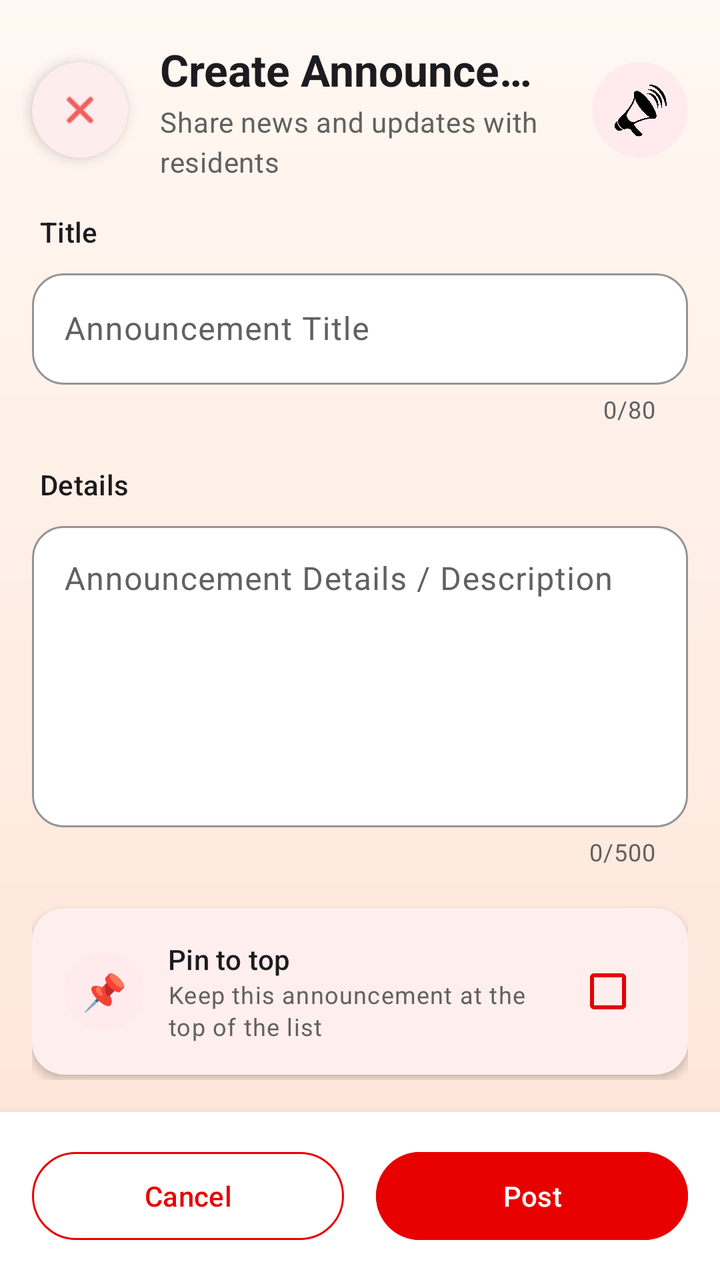
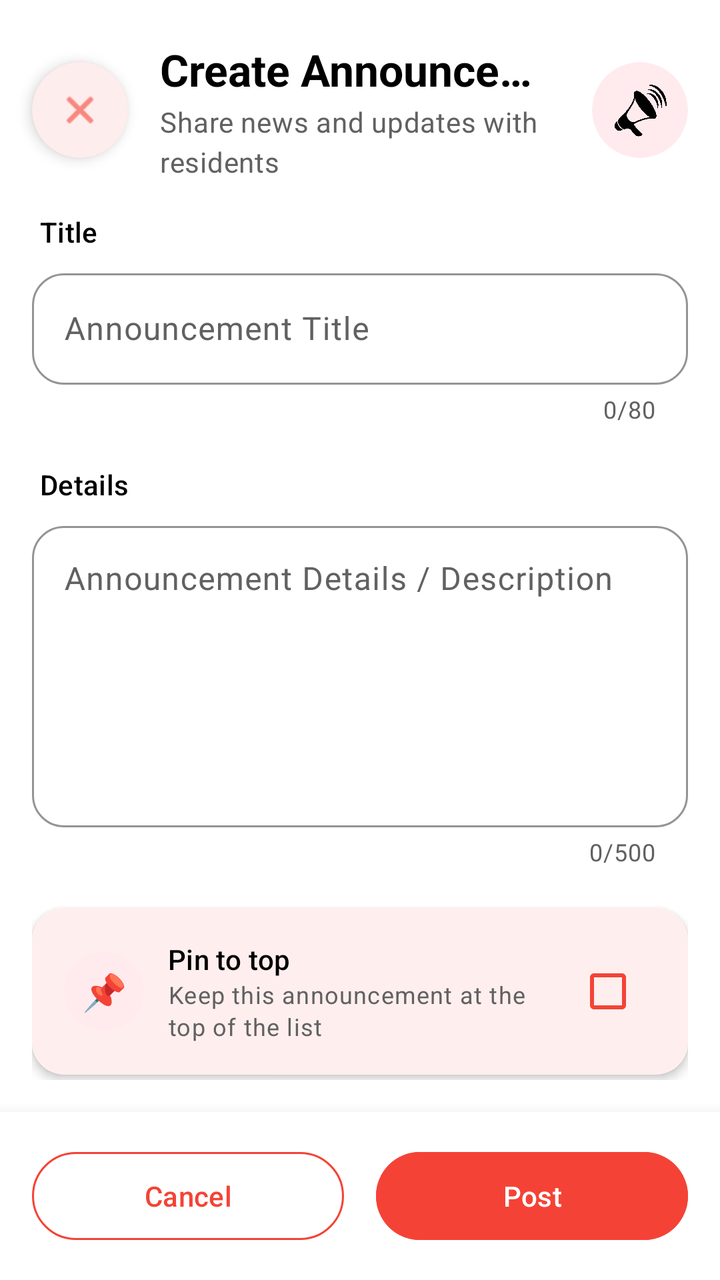

Compare the two renders of this Android layout. The source of the first and the diff that turns it into the second are given below.
<!-- AndroidManifest.xml: application theme Theme.IServeKo -->
<!-- res/layout/dialog_add_announcement.xml -->
<?xml version="1.0" encoding="utf-8"?>
<LinearLayout xmlns:android="http://schemas.android.com/apk/res/android"
    xmlns:app="http://schemas.android.com/apk/res-auto"
    xmlns:tools="http://schemas.android.com/tools"
    android:layout_width="match_parent"
    android:layout_height="match_parent"
    android:background="@drawable/designbrg_v2"
    android:orientation="vertical">

    
    <LinearLayout
        android:layout_width="match_parent"
        android:layout_height="wrap_content"
        android:clipChildren="false"
        android:clipToPadding="false"
        android:gravity="center_vertical"
        android:orientation="horizontal"
        android:paddingStart="16dp"
        android:paddingTop="20dp"
        android:paddingEnd="16dp"
        android:paddingBottom="8dp">

        <com.google.android.material.card.MaterialCardView
            android:layout_width="48dp"
            android:layout_height="48dp"
            android:clickable="true"
            android:focusable="true"
            android:foreground="?attr/selectableItemBackgroundBorderless"
            app:cardBackgroundColor="@color/white"
            app:cardCornerRadius="24dp"
            app:cardElevation="4dp"
            app:strokeWidth="0dp">

            <ImageView
                android:id="@+id/btnClose"
                android:layout_width="22dp"
                android:layout_height="22dp"
                android:layout_gravity="center"
                android:contentDescription="Close"
                android:src="@android:drawable/ic_menu_close_clear_cancel"
                app:tint="#E80000" />
        </com.google.android.material.card.MaterialCardView>

        <LinearLayout
            android:layout_width="0dp"
            android:layout_height="wrap_content"
            android:layout_marginStart="16dp"
            android:layout_marginEnd="12dp"
            android:layout_weight="1"
            android:orientation="vertical">

            <TextView
                android:id="@+id/dialogTitle"
                android:layout_width="match_parent"
                android:layout_height="wrap_content"
                android:ellipsize="end"
                android:maxLines="1"
                android:text="Create Announcement"
                android:textAlignment="viewStart"
                android:textAppearance="@style/TextAppearance.Material3.TitleLarge"
                android:textColor="@color/onSurface"
                android:textStyle="bold" />

            <TextView
                android:layout_width="match_parent"
                android:layout_height="wrap_content"
                android:layout_marginTop="2dp"
                android:text="Share news and updates with residents"
                android:textAlignment="viewStart"
                android:textAppearance="@style/TextAppearance.Material3.BodyMedium"
                android:textColor="@color/onSurfaceVariant" />
        </LinearLayout>

        <com.google.android.material.card.MaterialCardView
            android:layout_width="48dp"
            android:layout_height="48dp"
            app:cardBackgroundColor="#FFEBEE"
            app:cardCornerRadius="24dp"
            app:cardElevation="0dp"
            app:strokeWidth="0dp">

            <ImageView
                android:layout_width="28dp"
                android:layout_height="28dp"
                android:layout_gravity="center"
                android:src="@drawable/announcementlogo"
                tools:ignore="ContentDescription" />
        </com.google.android.material.card.MaterialCardView>
    </LinearLayout>

    
    <ScrollView
        android:layout_width="match_parent"
        android:layout_height="0dp"
        android:layout_weight="1"
        android:clipToPadding="false"
        android:fillViewport="true"
        android:overScrollMode="never"
        android:paddingStart="16dp"
        android:paddingTop="8dp"
        android:paddingEnd="16dp"
        android:paddingBottom="16dp">

        <LinearLayout
            android:layout_width="match_parent"
            android:layout_height="wrap_content"
            android:orientation="vertical">

            
            <TextView
                android:layout_width="wrap_content"
                android:layout_height="wrap_content"
                android:layout_marginStart="4dp"
                android:layout_marginBottom="6dp"
                android:text="Title"
                android:textAppearance="@style/TextAppearance.Material3.LabelLarge"
                android:textColor="@color/onSurface" />

            <com.google.android.material.textfield.TextInputLayout
                style="@style/Widget.Material3.TextInputLayout.OutlinedBox"
                android:layout_width="match_parent"
                android:layout_height="wrap_content"
                android:layout_marginBottom="20dp"
                android:hint="Announcement Title"
                app:boxBackgroundColor="@color/white"
                app:boxCornerRadiusBottomEnd="16dp"
                app:boxCornerRadiusBottomStart="16dp"
                app:boxCornerRadiusTopEnd="16dp"
                app:boxCornerRadiusTopStart="16dp"
                app:boxStrokeColor="#E80000"
                app:counterEnabled="true"
                app:counterMaxLength="80"
                app:hintTextColor="#E80000">

                <com.google.android.material.textfield.TextInputEditText
                    android:id="@+id/inputAnnTitle"
                    android:layout_width="match_parent"
                    android:layout_height="wrap_content"
                    android:inputType="textCapSentences"
                    android:maxLength="80"
                    android:maxLines="2"
                    android:textColor="#000000" />
            </com.google.android.material.textfield.TextInputLayout>

            
            <TextView
                android:layout_width="wrap_content"
                android:layout_height="wrap_content"
                android:layout_marginStart="4dp"
                android:layout_marginBottom="6dp"
                android:text="Details"
                android:textAppearance="@style/TextAppearance.Material3.LabelLarge"
                android:textColor="@color/onSurface" />

            <com.google.android.material.textfield.TextInputLayout
                style="@style/Widget.Material3.TextInputLayout.OutlinedBox"
                android:layout_width="match_parent"
                android:layout_height="wrap_content"
                android:layout_marginBottom="20dp"
                android:hint="Announcement Details / Description"
                app:boxBackgroundColor="@color/white"
                app:boxCornerRadiusBottomEnd="16dp"
                app:boxCornerRadiusBottomStart="16dp"
                app:boxCornerRadiusTopEnd="16dp"
                app:boxCornerRadiusTopStart="16dp"
                app:boxStrokeColor="#E80000"
                app:counterEnabled="true"
                app:counterMaxLength="500"
                app:hintTextColor="#E80000">

                <com.google.android.material.textfield.TextInputEditText
                    android:id="@+id/inputAnnDesc"
                    android:layout_width="match_parent"
                    android:layout_height="wrap_content"
                    android:gravity="top|start"
                    android:inputType="textMultiLine|textCapSentences"
                    android:maxLength="500"
                    android:minLines="6"
                    android:textColor="#000000" />
            </com.google.android.material.textfield.TextInputLayout>

            
            <com.google.android.material.card.MaterialCardView
                android:layout_width="match_parent"
                android:layout_height="wrap_content"
                app:cardBackgroundColor="@color/white"
                app:cardCornerRadius="16dp"
                app:cardElevation="3dp"
                app:strokeWidth="0dp">

                <LinearLayout
                    android:layout_width="match_parent"
                    android:layout_height="wrap_content"
                    android:gravity="center_vertical"
                    android:orientation="horizontal"
                    android:padding="16dp">

                    <com.google.android.material.card.MaterialCardView
                        android:layout_width="40dp"
                        android:layout_height="40dp"
                        app:cardBackgroundColor="#FFEBEE"
                        app:cardCornerRadius="20dp"
                        app:cardElevation="0dp"
                        app:strokeWidth="0dp">

                        <TextView
                            android:layout_width="match_parent"
                            android:layout_height="match_parent"
                            android:gravity="center"
                            android:text="📌"
                            android:textSize="18sp" />
                    </com.google.android.material.card.MaterialCardView>

                    <LinearLayout
                        android:layout_width="0dp"
                        android:layout_height="wrap_content"
                        android:layout_marginStart="12dp"
                        android:layout_marginEnd="8dp"
                        android:layout_weight="1"
                        android:orientation="vertical">

                        <TextView
                            android:layout_width="wrap_content"
                            android:layout_height="wrap_content"
                            android:text="Pin to top"
                            android:textAppearance="@style/TextAppearance.Material3.TitleSmall"
                            android:textColor="@color/onSurface" />

                        <TextView
                            android:layout_width="wrap_content"
                            android:layout_height="wrap_content"
                            android:text="Keep this announcement at the top of the list"
                            android:textAppearance="@style/TextAppearance.Material3.BodySmall"
                            android:textColor="@color/onSurfaceVariant" />
                    </LinearLayout>

                    <CheckBox
                        android:id="@+id/chkPinned"
                        android:layout_width="wrap_content"
                        android:layout_height="wrap_content"
                        android:buttonTint="#E80000"
                        android:minWidth="48dp"
                        android:minHeight="48dp" />
                </LinearLayout>
            </com.google.android.material.card.MaterialCardView>
        </LinearLayout>
    </ScrollView>

    
    <LinearLayout
        android:layout_width="match_parent"
        android:layout_height="wrap_content"
        android:background="@color/white"
        android:elevation="12dp"
        android:orientation="horizontal"
        android:padding="16dp">

        <com.google.android.material.button.MaterialButton
            android:id="@+id/btnCancel"
            style="@style/Widget.Material3.Button.OutlinedButton"
            android:layout_width="0dp"
            android:layout_height="52dp"
            android:layout_marginEnd="8dp"
            android:layout_weight="1"
            android:text="Cancel"
            android:textColor="#E80000"
            app:cornerRadius="26dp"
            app:strokeColor="#E80000" />

        <com.google.android.material.button.MaterialButton
            android:id="@+id/btnPost"
            android:layout_width="0dp"
            android:layout_height="52dp"
            android:layout_marginStart="8dp"
            android:layout_weight="1"
            android:backgroundTint="#E80000"
            android:text="Post"
            android:textColor="@color/white"
            app:cornerRadius="26dp" />
    </LinearLayout>

</LinearLayout>
<!-- resources referenced by this layout -->
<resources>
  <color name="onSurface">#1C1B1F</color>
  <color name="onSurfaceVariant">#616161</color>
  <color name="white">#FFFFFFFF</color>
  <!-- drawable announcementlogo: png bitmap (drawable, 231928 bytes) -->
  <!-- drawable designbrg_v2 (drawable) -->
  <?xml version="1.0" encoding="utf-8"?>
  <shape xmlns:android="http://schemas.android.com/apk/res/android">
      <gradient android:type = "linear" android:angle="100"
          android:startColor="#FFF8F2" android:endColor="#FFE3D6"/>
  </shape>
  <style name="Theme.IServeKo" parent="Base.Theme.IServeKo" />
  <style name="Base.Theme.IServeKo" parent="Theme.Material3.DayNight.NoActionBar">
          <item name="colorPrimary">@color/primary</item>
          <item name="colorOnPrimary">@color/onPrimary</item>
          <item name="colorPrimaryContainer">@color/primaryContainer</item>
          <item name="colorOnPrimaryContainer">@color/onPrimaryContainer</item>
  
          <item name="colorSecondary">@color/secondary</item>
          <item name="colorOnSecondary">@color/onSecondary</item>
          <item name="colorSecondaryContainer">@color/secondaryContainer</item>
          <item name="colorOnSecondaryContainer">@color/onSecondaryContainer</item>
  
          <item name="android:colorBackground">@color/white</item>
          <item name="colorSurface">@color/surface</item>
          <item name="colorOnSurface">@color/onSurface</item>
          <item name="colorSurfaceVariant">@color/surfaceVariant</item>
          <item name="colorOnSurfaceVariant">@color/onSurfaceVariant</item>
  
          <item name="android:statusBarColor">#F44336</item>
          <item name="android:windowLightStatusBar">false</item>
          <item name="android:navigationBarColor">@color/white</item>
      </style>
  <color name="primary">#F44336</color>
  <color name="onPrimary">#FFFFFF</color>
  <color name="primaryContainer">#FFEBEE</color>
  <color name="onPrimaryContainer">#C62828</color>
  <color name="secondary">#F44336</color>
  <color name="onSecondary">#FFFFFF</color>
  <color name="secondaryContainer">#FFEBEE</color>
  <color name="onSecondaryContainer">#C62828</color>
  <color name="surface">#FFFFFF</color>
  <color name="surfaceVariant">#F5F5F5</color>
</resources>

<!-- the commit's change to res/layout/dialog_add_announcement.xml (unified diff, before → after) -->
@@ -38,7 +38,7 @@
                 android:layout_gravity="center"
                 android:contentDescription="Close"
                 android:src="@android:drawable/ic_menu_close_clear_cancel"
-                app:tint="#E80000" />
+                app:tint="#F44336" />
         </com.google.android.material.card.MaterialCardView>
 
         <LinearLayout
@@ -127,10 +127,10 @@
                 app:boxCornerRadiusBottomStart="16dp"
                 app:boxCornerRadiusTopEnd="16dp"
                 app:boxCornerRadiusTopStart="16dp"
-                app:boxStrokeColor="#E80000"
+                app:boxStrokeColor="#F44336"
                 app:counterEnabled="true"
                 app:counterMaxLength="80"
-                app:hintTextColor="#E80000">
+                app:hintTextColor="#F44336">
 
                 <com.google.android.material.textfield.TextInputEditText
                     android:id="@+id/inputAnnTitle"
@@ -139,7 +139,7 @@
                     android:inputType="textCapSentences"
                     android:maxLength="80"
                     android:maxLines="2"
-                    android:textColor="#000000" />
+                    android:textColor="#FF000000" />
             </com.google.android.material.textfield.TextInputLayout>
 
             
@@ -163,10 +163,10 @@
                 app:boxCornerRadiusBottomStart="16dp"
                 app:boxCornerRadiusTopEnd="16dp"
                 app:boxCornerRadiusTopStart="16dp"
-                app:boxStrokeColor="#E80000"
+                app:boxStrokeColor="#F44336"
                 app:counterEnabled="true"
                 app:counterMaxLength="500"
-                app:hintTextColor="#E80000">
+                app:hintTextColor="#F44336">
 
                 <com.google.android.material.textfield.TextInputEditText
                     android:id="@+id/inputAnnDesc"
@@ -176,7 +176,7 @@
                     android:inputType="textMultiLine|textCapSentences"
                     android:maxLength="500"
                     android:minLines="6"
-                    android:textColor="#000000" />
+                    android:textColor="#FF000000" />
             </com.google.android.material.textfield.TextInputLayout>
 
             
@@ -238,7 +238,7 @@
                         android:id="@+id/chkPinned"
                         android:layout_width="wrap_content"
                         android:layout_height="wrap_content"
-                        android:buttonTint="#E80000"
+                        android:buttonTint="#F44336"
                         android:minWidth="48dp"
                         android:minHeight="48dp" />
                 </LinearLayout>
@@ -263,9 +263,9 @@
             android:layout_marginEnd="8dp"
             android:layout_weight="1"
             android:text="Cancel"
-            android:textColor="#E80000"
+            android:textColor="#F44336"
             app:cornerRadius="26dp"
-            app:strokeColor="#E80000" />
+            app:strokeColor="#F44336" />
 
         <com.google.android.material.button.MaterialButton
             android:id="@+id/btnPost"
@@ -273,7 +273,7 @@
             android:layout_height="52dp"
             android:layout_marginStart="8dp"
             android:layout_weight="1"
-            android:backgroundTint="#E80000"
+            android:backgroundTint="#F44336"
             android:text="Post"
             android:textColor="@color/white"
             app:cornerRadius="26dp" />
<!-- resource entries referenced after the edit -->
@@ -1,14 +1,13 @@
 <!-- resources referenced by this layout -->
 <resources>
-  <color name="onSurface">#1C1B1F</color>
+  <color name="onSurface">#FF000000</color>
   <color name="onSurfaceVariant">#616161</color>
   <color name="white">#FFFFFFFF</color>
   <!-- drawable announcementlogo: png bitmap (drawable, 231928 bytes) -->
   <!-- drawable designbrg_v2 (drawable) -->
   <?xml version="1.0" encoding="utf-8"?>
   <shape xmlns:android="http://schemas.android.com/apk/res/android">
-      <gradient android:type = "linear" android:angle="100"
-          android:startColor="#FFF8F2" android:endColor="#FFE3D6"/>
+       <solid android:color="#FFFFFFFF"/>
   </shape>
   <style name="Theme.IServeKo" parent="Base.Theme.IServeKo" />
   <style name="Base.Theme.IServeKo" parent="Theme.Material3.DayNight.NoActionBar">
@@ -33,14 +32,14 @@
           <item name="android:navigationBarColor">@color/white</item>
       </style>
   <color name="primary">#F44336</color>
-  <color name="onPrimary">#FFFFFF</color>
+  <color name="onPrimary">#FFFFFFFF</color>
   <color name="primaryContainer">#FFEBEE</color>
-  <color name="onPrimaryContainer">#C62828</color>
+  <color name="onPrimaryContainer">#F44336</color>
   <color name="secondary">#F44336</color>
-  <color name="onSecondary">#FFFFFF</color>
+  <color name="onSecondary">#FFFFFFFF</color>
   <color name="secondaryContainer">#FFEBEE</color>
-  <color name="onSecondaryContainer">#C62828</color>
-  <color name="surface">#FFFFFF</color>
+  <color name="onSecondaryContainer">#F44336</color>
+  <color name="surface">#FFFFFFFF</color>
   <color name="surfaceVariant">#F5F5F5</color>
 </resources>
 
